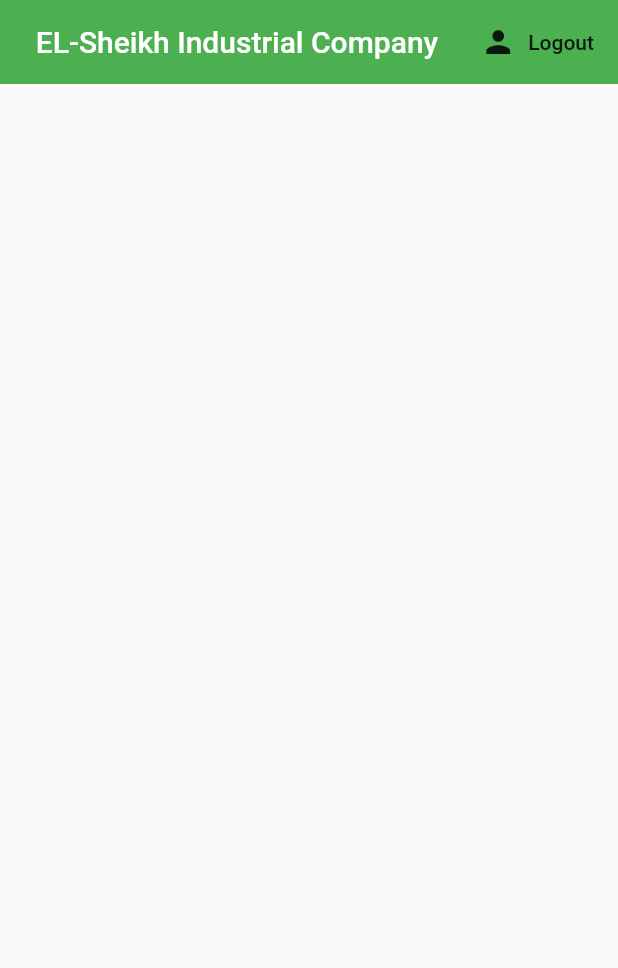
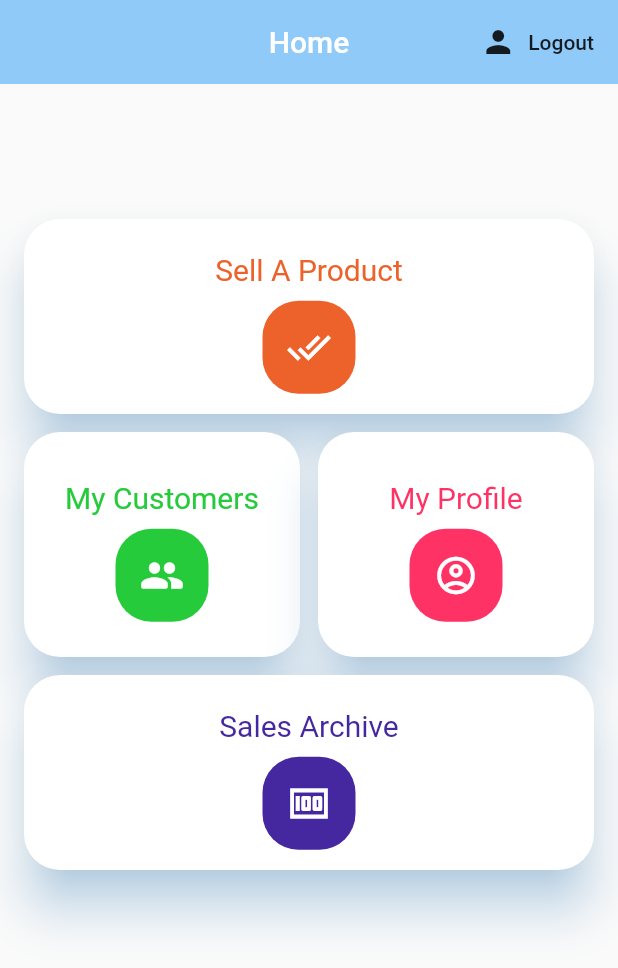
Before and after one commit to HarithElfatih/Distribution-App, a Flutter app: the screen it shows once a user with an empty profile is signed in, on a phone screen of 412 x 824 dp. Shown: the top 968 px of the screen. Run offline on Flutter 3.47's test engine with Material 2 defaults, Android fonts, the phone set to English and light mode, and no system bars; our stand-ins replace cloud_firestore, firebase_auth, firebase_core; accounts and stored records are empty.

Commit message:
Added the Home Page Components

```diff
--- a/lib/main.dart
+++ b/lib/main.dart
@@ -16,6 +16,13 @@ class MyApp extends StatelessWidget {
   @override
   Widget build(BuildContext context) {
     return StreamProvider<UserModel>.value(
-        value: AuthService().user, child: MaterialApp(home: Wrapper()));
+        value: AuthService().user,
+        child: MaterialApp(
+            debugShowCheckedModeBanner: false,
+            title: 'Distrubtion App',
+            theme: ThemeData(
+              primarySwatch: Colors.blue,
+            ),
+            home: Wrapper()));
   }
 }
--- a/lib/screens/Authentication/sign-in.dart
+++ b/lib/screens/Authentication/sign-in.dart
@@ -60,7 +60,7 @@ class _SigninState extends State<Signin> {
                 }
               },
             ),
-            SizedBox(height: 20),
+            SizedBox(height: 10),
             Text(
               error,
               style: TextStyle(color: Colors.red, fontSize: 14),
--- a/lib/screens/home/home.dart
+++ b/lib/screens/home/home.dart
@@ -1,16 +1,68 @@
 import 'package:flutter/material.dart';
 import 'package:distribution/services/auth.dart';
+import 'package:flutter_staggered_grid_view/flutter_staggered_grid_view.dart';
 
 class Home extends StatelessWidget {
   AuthService _auth = AuthService();
+
+  Material MyItems(IconData icon, String title, int color) {
+    return Material(
+      color: Colors.white,
+      elevation: 14.0,
+      shadowColor: Color(0x802196F3),
+      borderRadius: BorderRadius.circular(24.0),
+      child: InkWell(
+        onTap: () {},
+        child: Center(
+          child: Padding(
+              padding: EdgeInsets.all(9),
+              child: Row(
+                mainAxisAlignment: MainAxisAlignment.center,
+                children: <Widget>[
+                  Column(
+                    mainAxisAlignment: MainAxisAlignment.center,
+                    children: <Widget>[
+                      Center(
+                        child: Padding(
+                          padding: EdgeInsets.all(9),
+                          child: Text(
+                            title,
+                            style: TextStyle(
+                              color: new Color(color),
+                              fontSize: 20,
+                            ),
+                          ),
+                        ),
+                      ),
+                      Material(
+                        color: new Color(color),
+                        borderRadius: BorderRadius.circular(24),
+                        child: Padding(
+                          padding: const EdgeInsets.all(16),
+                          child: Icon(
+                            icon,
+                            color: Colors.white,
+                            size: 30,
+                          ),
+                        ),
+                      )
+                    ],
+                  )
+                ],
+              )),
+        ),
+      ),
+    );
+  }
+
   @override
   Widget build(BuildContext context) {
     return Scaffold(
       appBar: AppBar(
-        title: Text("EL-Sheikh Industrial Company"),
+        title: Text("Home", style: TextStyle(color: Colors.white)),
         centerTitle: true,
         elevation: 0.0,
-        backgroundColor: Colors.green,
+        backgroundColor: Colors.blue[200],
         actions: <Widget>[
           FlatButton.icon(
             icon: Icon(Icons.person),
@@ -21,6 +73,24 @@ class Home extends StatelessWidget {
           )
         ],
       ),
+      body: StaggeredGridView.count(
+        crossAxisCount: 2,
+        crossAxisSpacing: 12,
+        mainAxisSpacing: 12,
+        padding: EdgeInsets.symmetric(horizontal: 16, vertical: 90),
+        children: <Widget>[
+          MyItems(Icons.done_all, "Sell A Product", 0xffed622b),
+          MyItems(Icons.people_rounded, "My Customers", 0xff26cb3c),
+          MyItems(Icons.account_circle_outlined, "My Profile", 0xffff3266),
+          MyItems(Icons.money, "Sales Archive", 0xff4527a0),
+        ],
+        staggeredTiles: [
+          StaggeredTile.extent(2, 130),
+          StaggeredTile.extent(1, 150),
+          StaggeredTile.extent(1, 150),
+          StaggeredTile.extent(2, 130)
+        ],
+      ),
     );
   }
 }
--- a/lib/shared/constant.dart
+++ b/lib/shared/constant.dart
@@ -1,9 +1,7 @@
 import 'package:flutter/material.dart';
 
-const textInputDecoration = InputDecoration(
-    fillColor: Colors.white,
-    filled: true,
-    enabledBorder:
-        OutlineInputBorder(borderSide: BorderSide(color: Colors.white)),
-    focusedBorder:
-        OutlineInputBorder(borderSide: BorderSide(color: Colors.pink)));
+final textInputDecoration = InputDecoration(
+  enabledBorder: OutlineInputBorder(
+    borderRadius: BorderRadius.circular(10.0),
+  ),
+);
--- a/pubspec.yaml
+++ b/pubspec.yaml
@@ -33,6 +33,8 @@ dependencies:
   cloud_firestore: ^2.5.1
   provider: ^6.0.0
   flutter_spinkit: ^5.1.0
+  google_fonts: ^2.1.0
+  flutter_staggered_grid_view: ^0.4.0
 
 
 
```
Also changed, not shown: pubspec.lock.
